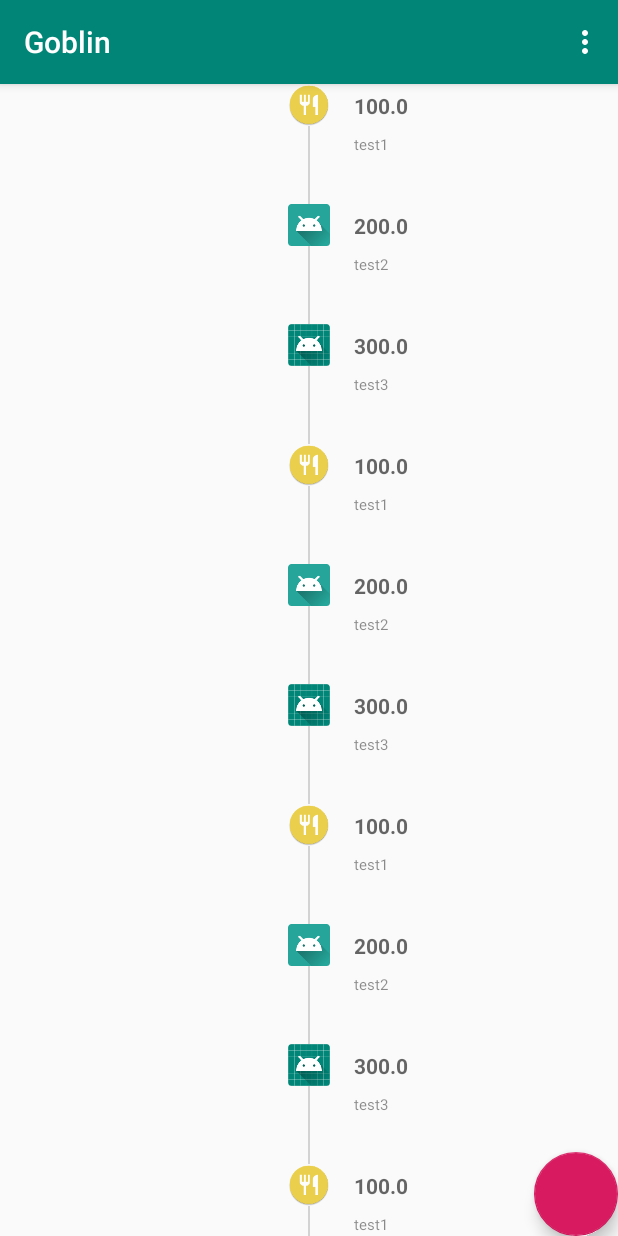
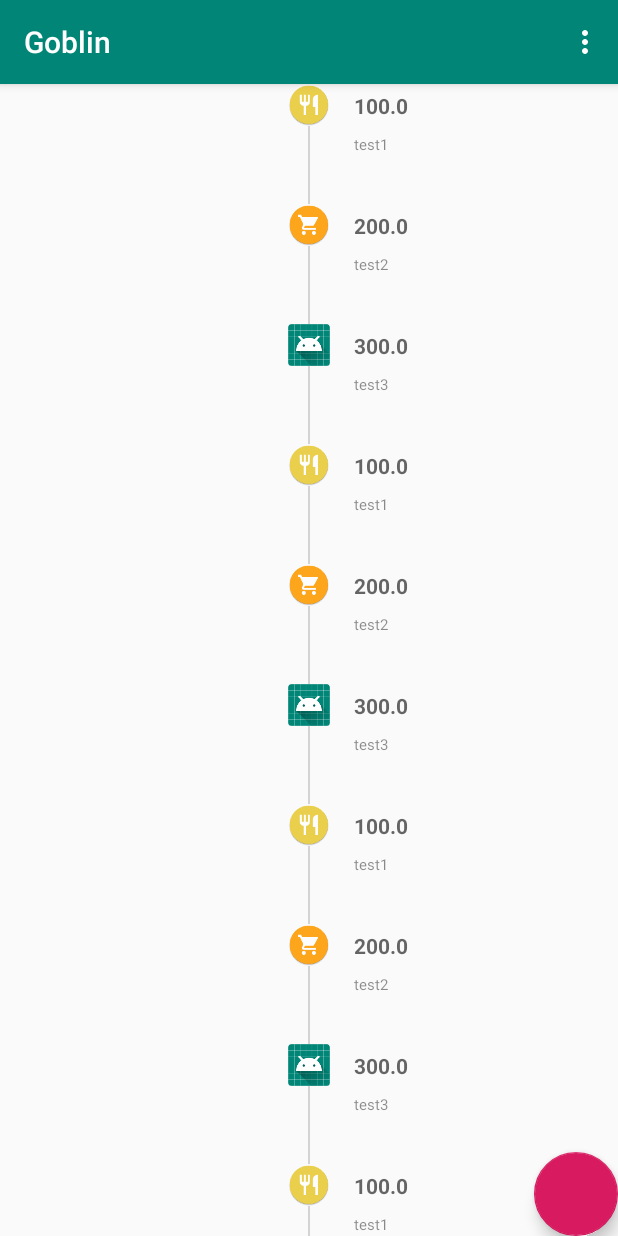
Before and after one commit to MrHare/Goblin, an Android app: the screen it shows after launch (MainActivity), on a phone screen of 412 x 824 dp. Run offline under Robolectric (Android 15) with nearby library versions, the phone set to English and light mode, and no system bars; our stand-ins replace data binding.

Commit message:
fix icons

```diff
--- a/app/src/main/res/drawable/ic_delete_foreground.xml
+++ /dev/null
@@ -1,13 +0,0 @@
-<vector xmlns:android="http://schemas.android.com/apk/res/android"
-    android:width="108dp"
-    android:height="108dp"
-    android:viewportWidth="57.471264"
-    android:viewportHeight="57.471264"
-    android:tint="#FFFFFF">
-  <group android:translateX="16.735632"
-      android:translateY="16.735632">
-      <path
-          android:fillColor="#FF000000"
-          android:pathData="M19,6.41L17.59,5 12,10.59 6.41,5 5,6.41 10.59,12 5,17.59 6.41,19 12,13.41 17.59,19 19,17.59 13.41,12z"/>
-  </group>
-</vector>
--- a/app/src/main/res/drawable/ic_launcher_foreground.xml
+++ /dev/null
@@ -1,30 +0,0 @@
-<<<<<<< HEAD
-<vector xmlns:android="http://schemas.android.com/apk/res/android"
-    android:width="108dp"
-    android:height="108dp"
-    android:viewportWidth="57.471264"
-    android:viewportHeight="57.471264"
-    android:tint="#FFFFFF">
-  <group android:translateX="16.735632"
-      android:translateY="16.735632">
-      <path
-          android:fillColor="#FF000000"
-          android:pathData="M3,17.25V21h3.75L17.81,9.94l-3.75,-3.75L3,17.25zM20.71,7.04c0.39,-0.39 0.39,-1.02 0,-1.41l-2.34,-2.34c-0.39,-0.39 -1.02,-0.39 -1.41,0l-1.83,1.83 3.75,3.75 1.83,-1.83z"/>
-  </group>
-</vector>
-||||||| merged common ancestors
-=======
-<vector xmlns:android="http://schemas.android.com/apk/res/android"
-    android:width="108dp"
-    android:height="108dp"
-    android:viewportWidth="57.471264"
-    android:viewportHeight="57.471264"
-    android:tint="#FFFFFF">
-  <group android:translateX="16.735632"
-      android:translateY="16.735632">
-      <path
-          android:fillColor="#FF000000"
-          android:pathData="M7,18c-1.1,0 -1.99,0.9 -1.99,2S5.9,22 7,22s2,-0.9 2,-2 -0.9,-2 -2,-2zM1,2v2h2l3.6,7.59 -1.35,2.45c-0.16,0.28 -0.25,0.61 -0.25,0.96 0,1.1 0.9,2 2,2h12v-2L7.42,15c-0.14,0 -0.25,-0.11 -0.25,-0.25l0.03,-0.12 0.9,-1.63h7.45c0.75,0 1.41,-0.41 1.75,-1.03l3.58,-6.49c0.08,-0.14 0.12,-0.31 0.12,-0.48 0,-0.55 -0.45,-1 -1,-1L5.21,4l-0.94,-2L1,2zM17,18c-1.1,0 -1.99,0.9 -1.99,2s0.89,2 1.99,2 2,-0.9 2,-2 -0.9,-2 -2,-2z"/>
-  </group>
-</vector>
->>>>>>> 08354fa9692eeeb9fa72ba80ad55ed2426e18826
--- a/app/src/main/res/layout/fragment_home.xml
+++ b/app/src/main/res/layout/fragment_home.xml
@@ -1,7 +1,7 @@
 <?xml version="1.0" encoding="utf-8"?>
 <layout
     xmlns:android="http://schemas.android.com/apk/res/android"
-    xmlns:app="http://schemas.android.com/apk/res-auto">
+    xmlns:app="http://schemas.android.com/apk/res-auto" xmlns:tools="http://schemas.android.com/tools">
 
     <androidx.constraintlayout.widget.ConstraintLayout
         android:layout_width="match_parent"
@@ -12,7 +12,8 @@
             android:layout_width="match_parent"
             android:layout_height="wrap_content"
             app:layout_constraintTop_toTopOf="parent"
-            app:layoutManager="androidx.recyclerview.widget.LinearLayoutManager"/>
+            app:layoutManager="androidx.recyclerview.widget.LinearLayoutManager"
+            tools:listitem="@layout/item_bill"/>
 
         <com.google.android.material.floatingactionbutton.FloatingActionButton
             android:id="@+id/fab"
--- a/app/src/main/res/mipmap-anydpi-v26/ic_delete.xml
+++ /dev/null
@@ -1,5 +0,0 @@
-<?xml version="1.0" encoding="utf-8"?>
-<adaptive-icon xmlns:android="http://schemas.android.com/apk/res/android">
-    <background android:drawable="@color/ic_delete_backgroud"/>
-    <foreground android:drawable="@drawable/ic_delete_foreground"/>
-</adaptive-icon>
--- a/app/src/main/res/mipmap-anydpi-v26/ic_delete_round.xml
+++ /dev/null
@@ -1,5 +0,0 @@
-<?xml version="1.0" encoding="utf-8"?>
-<adaptive-icon xmlns:android="http://schemas.android.com/apk/res/android">
-    <background android:drawable="@color/ic_delete_backgroud"/>
-    <foreground android:drawable="@drawable/ic_delete_foreground"/>
-</adaptive-icon>
--- a/app/src/main/res/mipmap-anydpi-v26/ic_edit.xml
+++ /dev/null
@@ -1,5 +0,0 @@
-<?xml version="1.0" encoding="utf-8"?>
-<adaptive-icon xmlns:android="http://schemas.android.com/apk/res/android">
-    <background android:drawable="@color/ic_launcher_background"/>
-    <foreground android:drawable="@drawable/ic_launcher_foreground"/>
-</adaptive-icon>
--- a/app/src/main/res/mipmap-anydpi-v26/ic_edit_round.xml
+++ /dev/null
@@ -1,5 +0,0 @@
-<?xml version="1.0" encoding="utf-8"?>
-<adaptive-icon xmlns:android="http://schemas.android.com/apk/res/android">
-    <background android:drawable="@color/ic_launcher_background"/>
-    <foreground android:drawable="@drawable/ic_launcher_foreground"/>
-</adaptive-icon>
--- a/app/src/main/res/mipmap-anydpi-v26/ic_shopping.xml
+++ /dev/null
@@ -1,5 +0,0 @@
-<?xml version="1.0" encoding="utf-8"?>
-<adaptive-icon xmlns:android="http://schemas.android.com/apk/res/android">
-    <background android:drawable="@color/ic_launcher_background"/>
-    <foreground android:drawable="@drawable/ic_launcher_foreground"/>
-</adaptive-icon>
--- a/app/src/main/res/mipmap-anydpi-v26/ic_shopping_round.xml
+++ /dev/null
@@ -1,5 +0,0 @@
-<?xml version="1.0" encoding="utf-8"?>
-<adaptive-icon xmlns:android="http://schemas.android.com/apk/res/android">
-    <background android:drawable="@color/ic_launcher_background"/>
-    <foreground android:drawable="@drawable/ic_launcher_foreground"/>
-</adaptive-icon>
```
